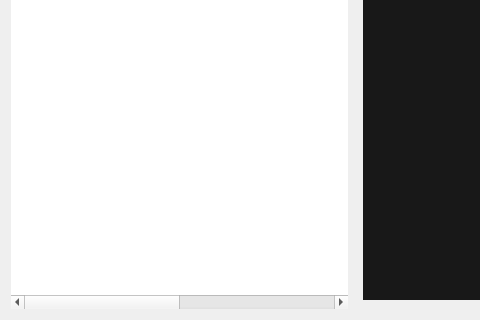
evoplex/evoplex, file src/gui/forms/pluginspage.ui: the form before one commit; both pictures show x 0 to 480 and y 90 to 410 of the 701 by 410 pixel window.
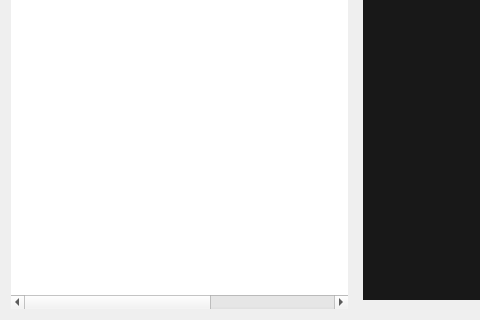
The form after the commit.

Commit message: pluginspage - remove the plugin's title from table

Patch:
```diff
--- a/src/gui/forms/pluginspage.ui
+++ b/src/gui/forms/pluginspage.ui
@@ -118,11 +118,6 @@
          <string>version</string>
         </property>
        </column>
-       <column>
-        <property name="text">
-         <string>title</string>
-        </property>
-       </column>
        <column>
         <property name="text">
          <string/>
```
The commit also changes 2 other files.
